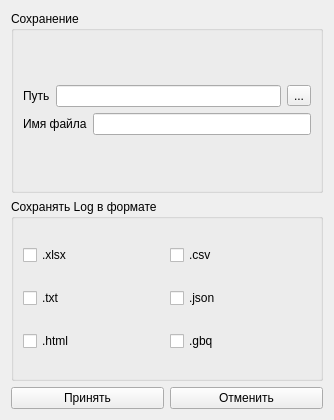
CrinitusFeles/SMEF, file new_session_window.ui: the form before one commit.
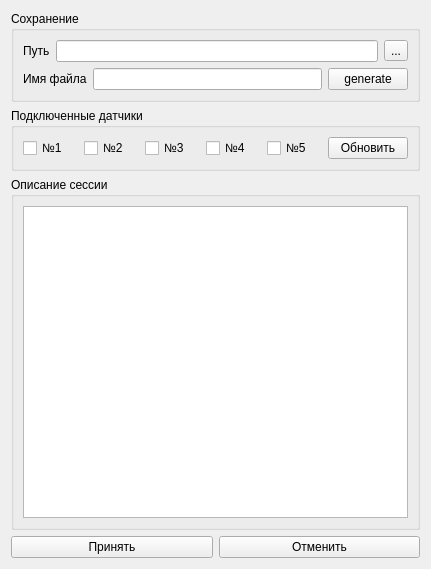
The form after the commit.

Diff of the .ui file:
```diff
--- a/new_session_window.ui
+++ b/new_session_window.ui
@@ -6,14 +6,14 @@
    <rect>
     <x>0</x>
     <y>0</y>
-    <width>334</width>
-    <height>420</height>
+    <width>431</width>
+    <height>569</height>
    </rect>
   </property>
   <property name="windowTitle">
    <string>Form</string>
   </property>
-  <layout class="QVBoxLayout" name="verticalLayout_3">
+  <layout class="QVBoxLayout" name="verticalLayout_5">
    <item>
     <widget class="QGroupBox" name="groupBox">
      <property name="title">
@@ -55,6 +55,13 @@
           <item>
            <widget class="QLineEdit" name="filename_line_edit"/>
           </item>
+          <item>
+           <widget class="QPushButton" name="generate_name_button">
+            <property name="text">
+             <string>generate</string>
+            </property>
+           </widget>
+          </item>
          </layout>
         </item>
        </layout>
@@ -63,50 +70,70 @@
     </widget>
    </item>
    <item>
-    <widget class="QGroupBox" name="groupBox_2">
+    <widget class="QGroupBox" name="groupBox_4">
      <property name="title">
-      <string>Сохранять Log в формате</string>
+      <string>Подключенные датчики</string>
      </property>
-     <layout class="QGridLayout" name="gridLayout">
-      <item row="0" column="0">
-       <widget class="QCheckBox" name="xlsx_checkbox">
+     <layout class="QVBoxLayout" name="verticalLayout_4">
+      <item>
+       <layout class="QHBoxLayout" name="horizontalLayout_4">
+        <item>
+         <widget class="QCheckBox" name="s1_checkbox">
         <property name="text">
-         <string>.xlsx</string>
+           <string>№1</string>
         </property>
        </widget>
       </item>
-      <item row="0" column="1">
-       <widget class="QCheckBox" name="csv_checkbox">
+        <item>
+         <widget class="QCheckBox" name="s2_checkbox">
         <property name="text">
-         <string>.csv</string>
+           <string>№2</string>
         </property>
        </widget>
       </item>
-      <item row="1" column="0">
-       <widget class="QCheckBox" name="txt_checkbox">
+        <item>
+         <widget class="QCheckBox" name="s3_checkbox">
         <property name="text">
-         <string>.txt</string>
+           <string>№3</string>
         </property>
        </widget>
       </item>
-      <item row="1" column="1">
-       <widget class="QCheckBox" name="json_checkbox">
+        <item>
+         <widget class="QCheckBox" name="s4_checkbox">
         <property name="text">
-         <string>.json</string>
+           <string>№4</string>
         </property>
        </widget>
       </item>
-      <item row="2" column="0">
-       <widget class="QCheckBox" name="html_checkbox">
+        <item>
+         <widget class="QCheckBox" name="s5_checkbox">
         <property name="text">
-         <string>.html</string>
+           <string>№5</string>
         </property>
        </widget>
       </item>
-      <item row="2" column="1">
-       <widget class="QCheckBox" name="gbq_checkbox">
+        <item>
+         <widget class="QPushButton" name="updtade_sensors_button">
         <property name="text">
-         <string>.gbq</string>
+           <string>Обновить</string>
+          </property>
+         </widget>
+        </item>
+       </layout>
+      </item>
+     </layout>
+    </widget>
+   </item>
+   <item>
+    <widget class="QGroupBox" name="groupBox_3">
+     <property name="title">
+      <string>Описание сессии</string>
+     </property>
+     <layout class="QVBoxLayout" name="verticalLayout_3">
+      <item>
+       <widget class="QTextBrowser" name="session_comment_editor">
+        <property name="readOnly">
+         <bool>false</bool>
         </property>
        </widget>
       </item>
```
Lines whose indentation alone changed are shown as unchanged.
